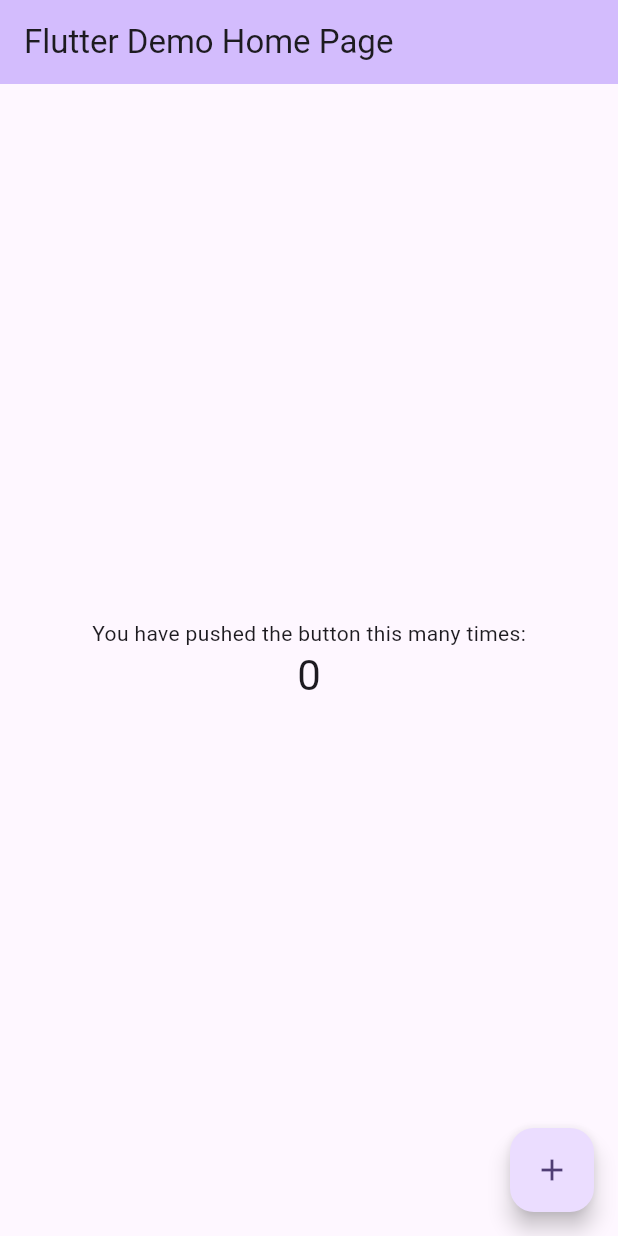
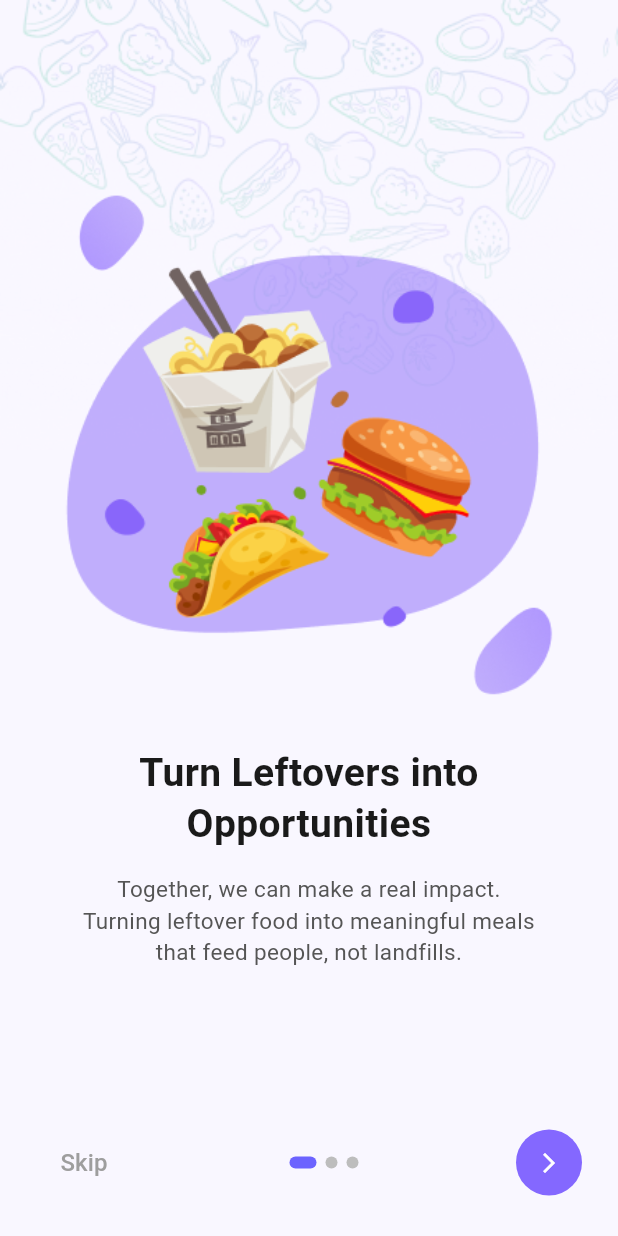
Before and after one commit to nadamansoor/Eat2Beat, a Flutter app: the screen it shows after launch, on a phone screen of 412 x 824 dp. Run offline on Flutter 3.47's test engine with Material 3 defaults, Android fonts, the phone set to English and light mode, and no system bars.

Commit message:
splash + onboarding 1

```diff
--- a/lib/main.dart
+++ b/lib/main.dart
@@ -1,3 +1,4 @@
+import 'package:eat2beat/views/splash_view.dart';
 import 'package:flutter/material.dart';
 
 void main() {
@@ -6,117 +7,11 @@ void main() {
 
 class MyApp extends StatelessWidget {
   const MyApp({super.key});
-
-  // This widget is the root of your application.
   @override
   Widget build(BuildContext context) {
     return MaterialApp(
-      title: 'Flutter Demo',
-      theme: ThemeData(
-        // This is the theme of your application.
-        //
-        // TRY THIS: Try running your application with "flutter run". You'll see
-        // the application has a purple toolbar. Then, without quitting the app,
-        // try changing the seedColor in the colorScheme below to Colors.green
-        // and then invoke "hot reload" (save your changes or press the "hot
-        // reload" button in a Flutter-supported IDE, or press "r" if you used
-        // the command line to start the app).
-        //
-        // Notice that the counter didn't reset back to zero; the application
-        // state is not lost during the reload. To reset the state, use hot
-        // restart instead.
-        //
-        // This works for code too, not just values: Most code changes can be
-        // tested with just a hot reload.
-        colorScheme: ColorScheme.fromSeed(seedColor: Colors.deepPurple),
-      ),
-      home: const MyHomePage(title: 'Flutter Demo Home Page'),
+      debugShowCheckedModeBanner: false,
+      home: LogoView(),
     );
   }
 }
-
-class MyHomePage extends StatefulWidget {
-  const MyHomePage({super.key, required this.title});
-
-  // This widget is the home page of your application. It is stateful, meaning
-  // that it has a State object (defined below) that contains fields that affect
-  // how it looks.
-
-  // This class is the configuration for the state. It holds the values (in this
-  // case the title) provided by the parent (in this case the App widget) and
-  // used by the build method of the State. Fields in a Widget subclass are
-  // always marked "final".
-
-  final String title;
-
-  @override
-  State<MyHomePage> createState() => _MyHomePageState();
-}
-
-class _MyHomePageState extends State<MyHomePage> {
-  int _counter = 0;
-
-  void _incrementCounter() {
-    setState(() {
-      // This call to setState tells the Flutter framework that something has
-      // changed in this State, which causes it to rerun the build method below
-      // so that the display can reflect the updated values. If we changed
-      // _counter without calling setState(), then the build method would not be
-      // called again, and so nothing would appear to happen.
-      _counter++;
-    });
-  }
-
-  @override
-  Widget build(BuildContext context) {
-    // This method is rerun every time setState is called, for instance as done
-    // by the _incrementCounter method above.
-    //
-    // The Flutter framework has been optimized to make rerunning build methods
-    // fast, so that you can just rebuild anything that needs updating rather
-    // than having to individually change instances of widgets.
-    return Scaffold(
-      appBar: AppBar(
-        // TRY THIS: Try changing the color here to a specific color (to
-        // Colors.amber, perhaps?) and trigger a hot reload to see the AppBar
-        // change color while the other colors stay the same.
-        backgroundColor: Theme.of(context).colorScheme.inversePrimary,
-        // Here we take the value from the MyHomePage object that was created by
-        // the App.build method, and use it to set our appbar title.
-        title: Text(widget.title),
-      ),
-      body: Center(
-        // Center is a layout widget. It takes a single child and positions it
-        // in the middle of the parent.
-        child: Column(
-          // Column is also a layout widget. It takes a list of children and
-          // arranges them vertically. By default, it sizes itself to fit its
-          // children horizontally, and tries to be as tall as its parent.
-          //
-          // Column has various properties to control how it sizes itself and
-          // how it positions its children. Here we use mainAxisAlignment to
-          // center the children vertically; the main axis here is the vertical
-          // axis because Columns are vertical (the cross axis would be
-          // horizontal).
-          //
-          // TRY THIS: Invoke "debug painting" (choose the "Toggle Debug Paint"
-          // action in the IDE, or press "p" in the console), to see the
-          // wireframe for each widget.
-          mainAxisAlignment: MainAxisAlignment.center,
-          children: <Widget>[
-            const Text('You have pushed the button this many times:'),
-            Text(
-              '$_counter',
-              style: Theme.of(context).textTheme.headlineMedium,
-            ),
-          ],
-        ),
-      ),
-      floatingActionButton: FloatingActionButton(
-        onPressed: _incrementCounter,
-        tooltip: 'Increment',
-        child: const Icon(Icons.add),
-      ), // This trailing comma makes auto-formatting nicer for build methods.
-    );
-  }
-}
--- /dev/null
+++ b/lib/views/onboarding_view1.dart
@@ -0,0 +1,127 @@
+import 'package:flutter/material.dart';
+
+class OnboardingView1 extends StatelessWidget {
+  const OnboardingView1({super.key});
+
+  @override
+  Widget build(BuildContext context) {
+    return Scaffold(
+      backgroundColor: Color(0xFFF9F7FF),
+      body: Stack(
+        children: [
+          Positioned(
+            top: 0,
+            left: 0,
+            right: 0,
+            child: Container(
+              height: 300,
+              decoration: BoxDecoration(
+                image: DecorationImage(
+                  image: AssetImage("assets/images/Pattern.png"),
+                  fit: BoxFit.cover,
+                  alignment: Alignment.topCenter,
+                ),
+              ),
+            ),
+          ),
+
+          SafeArea(
+            child: Padding(
+              padding: const EdgeInsets.symmetric(horizontal: 24.0),
+              child: Column(
+                children: [
+                  const SizedBox(height: 98),
+                    Container(
+                      height: 350,
+                      margin: EdgeInsets.only(top: 25),
+                      child: Image.asset(
+                        "assets/images/Illustration.png",
+                        fit: BoxFit.contain,
+                      ),
+                    ),
+
+                  const SizedBox(height: 25),
+
+                  Text(
+                    "Turn Leftovers into\nOpportunities",
+                    textAlign: TextAlign.center,
+                    style: TextStyle(
+                      fontSize: 26,
+                      fontWeight: FontWeight.bold,
+                      color: Color(0xFF1A1A1A),
+                      height: 1.3,
+                    ),
+                  ),
+
+                  const SizedBox(height: 16),
+
+                  Text(
+                    "Together, we can make a real impact.\n"
+                    "Turning leftover food into meaningful meals\n"
+                    "that feed people, not landfills.",
+                    textAlign: TextAlign.center,
+                    style: TextStyle(
+                      fontSize: 15,
+                      color: Color(0xFF555555),
+                      height: 1.4,
+                    ),
+                  ),
+
+                  const Spacer(),
+
+                  // Bottom Section wid1
+                  Row(
+                    mainAxisAlignment: MainAxisAlignment.spaceBetween,
+                    children: [
+                      TextButton(
+                        onPressed: () {},
+                        child: const Text(
+                          "Skip",
+                          style: TextStyle(
+                            fontSize: 16,
+                            color: Colors.grey,
+                          ),
+                        ),
+                      ),
+
+                      Row(
+                        children: [
+                          _dot(true),
+                          const SizedBox(width: 6),
+                          _dot(false),
+                          const SizedBox(width: 6),
+                          _dot(false),
+                        ],
+                      ),
+
+                      CircleAvatar(
+                        radius: 22,
+                        backgroundColor: const Color(0xFF8468ff),
+                        child: IconButton(
+                          icon: const Icon(Icons.arrow_forward_ios, size: 16, color: Colors.white),
+                          onPressed: () {},
+                        ),
+                      ),
+                    ],
+                  ),
+                  const SizedBox(height: 25),
+                ],
+              ),
+            ),
+          ),
+        ],
+      ),
+    );
+  }
+
+  Widget _dot(bool active) {
+    return Container(
+      height: 8,
+      width: active ? 18 : 8,
+      decoration: BoxDecoration(
+        color: active ? const Color(0xFF6C63FF) : Colors.grey[400],
+        borderRadius: BorderRadius.circular(20),
+      ),
+    );
+  }
+}
--- a/pubspec.yaml
+++ b/pubspec.yaml
@@ -58,9 +58,8 @@ flutter:
   uses-material-design: true
 
   # To add assets to your application, add an assets section, like this:
-  # assets:
-  #   - images/a_dot_burr.jpeg
-  #   - images/a_dot_ham.jpeg
+  assets:
+    - assets/images/
 
   # An image asset can refer to one or more resolution-specific "variants", see
   # https://flutter.dev/to/resolution-aware-images
```
Also changed, not shown: lib/views/splash_view.dart (added, +83 -0 lines), assets/images/Illustration.png (added), assets/images/Pattern.png (added), assets/images/logo.png (added).
